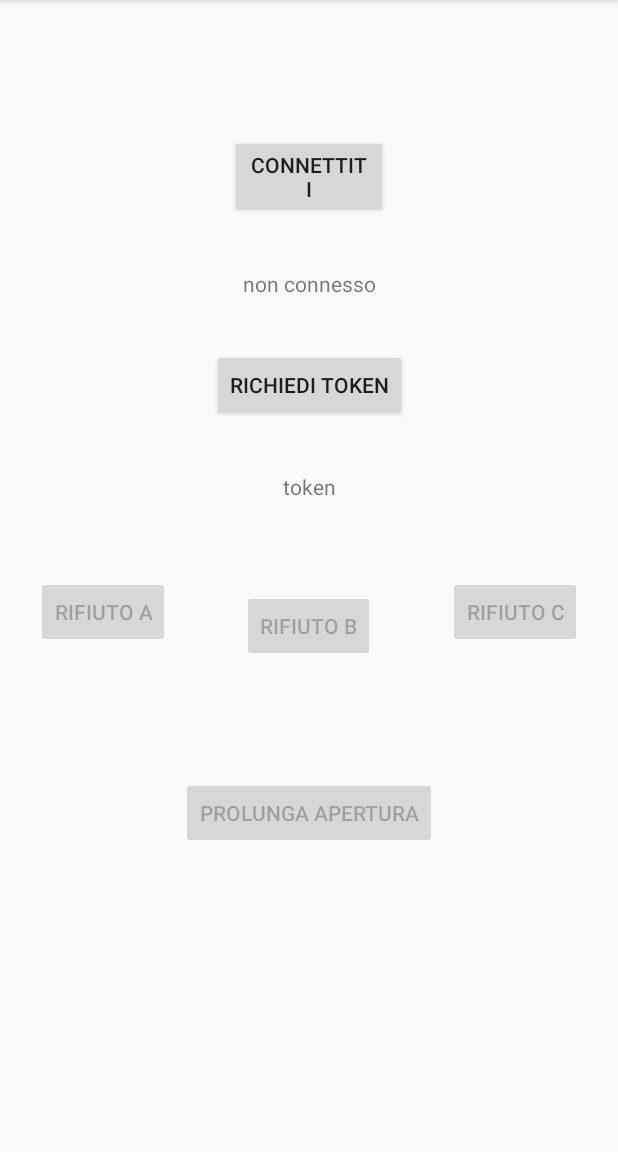
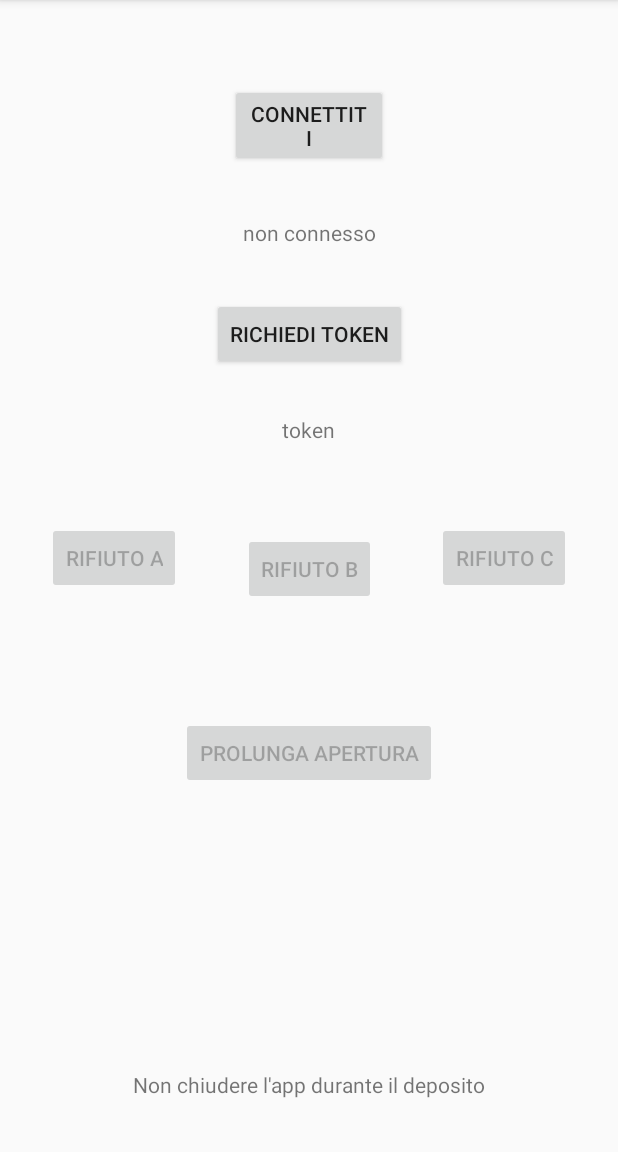
Before and after one commit to cake-lier/seiot-smart-dumpster, an Android app: the screen it shows after launch (MainActivity), on a phone screen of 412 x 824 dp, the part 84-1236 px from its top. Run offline under Robolectric (Android 15) with nearby library versions, the phone set to English and light mode, and no system bars.

Commit message:
Minor fixes to UI

```diff
--- a/app/src/main/res/layout/activity_main.xml
+++ b/app/src/main/res/layout/activity_main.xml
@@ -11,7 +11,7 @@
           android:layout_width="105dp"
           android:layout_height="wrap_content"
           android:layout_marginStart="153dp"
-          android:layout_marginTop="90dp"
+          android:layout_marginTop="56dp"
           android:layout_marginEnd="153dp"
           android:text="@string/connectButtonText"
           app:layout_constraintEnd_toEndOf="parent"
@@ -19,37 +19,58 @@
           app:layout_constraintTop_toTopOf="parent" />
 
   <Button
-          android:id="@+id/trashType3Button"
-          android:layout_width="wrap_content"
-          android:layout_height="wrap_content"
-          android:layout_marginTop="384dp"
-          android:layout_marginEnd="24dp"
-          android:text="@string/trashType3Text"
-          app:layout_constraintEnd_toEndOf="parent"
-          app:layout_constraintTop_toTopOf="parent" />
-
-  <Button
           android:id="@+id/trashType1Button"
           android:layout_width="wrap_content"
           android:layout_height="wrap_content"
-          android:layout_marginStart="24dp"
-          android:layout_marginTop="384dp"
+          android:layout_marginStart="10dp"
+          android:layout_marginTop="348dp"
+          android:layout_marginEnd="10dp"
           android:text="@string/trashType1Text"
+          app:layout_constraintEnd_toStartOf="@+id/trashType2Button"
           app:layout_constraintStart_toStartOf="parent"
           app:layout_constraintTop_toTopOf="parent" />
 
   <Button
-          android:id="@+id/trashType2Button"
+          android:id="@+id/keepOpenButton"
           android:layout_width="wrap_content"
           android:layout_height="wrap_content"
-          android:layout_marginStart="48dp"
-          android:layout_marginTop="248dp"
-          android:layout_marginEnd="48dp"
-          android:text="@string/trashType2Text"
-          app:layout_constraintEnd_toStartOf="@+id/trashType3Button"
-          app:layout_constraintHorizontal_bias="0.285"
-          app:layout_constraintStart_toEndOf="@+id/trashType1Button"
-          app:layout_constraintTop_toBottomOf="@+id/connectButton" />
+          android:layout_marginStart="119dp"
+          android:layout_marginTop="62dp"
+          android:layout_marginEnd="119dp"
+          android:layout_marginBottom="187dp"
+          android:text="@string/keepOpenText"
+          app:layout_constraintBottom_toBottomOf="parent"
+          app:layout_constraintEnd_toEndOf="parent"
+          app:layout_constraintStart_toStartOf="parent"
+          app:layout_constraintTop_toBottomOf="@+id/trashType2Button"
+          app:layout_constraintVertical_bias="0.184" />
+
+  <TextView
+          android:id="@+id/btStatus"
+          android:layout_width="wrap_content"
+          android:layout_height="wrap_content"
+          android:layout_marginStart="176dp"
+          android:layout_marginTop="34dp"
+          android:layout_marginEnd="176dp"
+          android:layout_marginBottom="34dp"
+          android:text="@string/btStatusText"
+          app:layout_constraintBottom_toTopOf="@+id/askTokenButton"
+          app:layout_constraintEnd_toEndOf="parent"
+          app:layout_constraintStart_toStartOf="parent"
+          app:layout_constraintTop_toBottomOf="@+id/connectButton"
+          app:layout_constraintVertical_bias="0.0" />
+
+  <Button
+          android:id="@+id/trashType3Button"
+          android:layout_width="wrap_content"
+          android:layout_height="wrap_content"
+          android:layout_marginStart="10dp"
+          android:layout_marginTop="348dp"
+          android:layout_marginEnd="10dp"
+          android:text="@string/trashType3Text"
+          app:layout_constraintEnd_toEndOf="parent"
+          app:layout_constraintStart_toEndOf="@+id/trashType2Button"
+          app:layout_constraintTop_toTopOf="parent" />
 
   <Button
           android:id="@+id/askTokenButton"
@@ -78,35 +99,22 @@
           android:text="@string/tokenText"
           app:layout_constraintBottom_toTopOf="@+id/trashType2Button"
           app:layout_constraintEnd_toEndOf="parent"
+          app:layout_constraintHorizontal_bias="0.49"
           app:layout_constraintStart_toStartOf="parent"
-          app:layout_constraintTop_toBottomOf="@+id/askTokenButton" />
+          app:layout_constraintTop_toBottomOf="@+id/askTokenButton"
+          app:layout_constraintVertical_bias="1.0" />
 
   <Button
-          android:id="@+id/keepOpenButton"
+          android:id="@+id/trashType2Button"
           android:layout_width="wrap_content"
           android:layout_height="wrap_content"
-          android:layout_marginStart="119dp"
-          android:layout_marginTop="62dp"
-          android:layout_marginEnd="119dp"
-          android:layout_marginBottom="187dp"
-          android:text="@string/keepOpenText"
-          app:layout_constraintBottom_toBottomOf="parent"
-          app:layout_constraintEnd_toEndOf="parent"
-          app:layout_constraintStart_toStartOf="parent"
-          app:layout_constraintTop_toBottomOf="@+id/trashType2Button" />
-
-  <TextView
-          android:id="@+id/btStatus"
-          android:layout_width="wrap_content"
-          android:layout_height="wrap_content"
-          android:layout_marginStart="176dp"
-          android:layout_marginTop="34dp"
-          android:layout_marginEnd="176dp"
-          android:layout_marginBottom="34dp"
-          android:text="@string/btStatusText"
-          app:layout_constraintBottom_toTopOf="@+id/askTokenButton"
-          app:layout_constraintEnd_toEndOf="parent"
-          app:layout_constraintStart_toStartOf="parent"
+          android:layout_marginStart="10dp"
+          android:layout_marginTop="244dp"
+          android:layout_marginEnd="10dp"
+          android:text="@string/trashType2Text"
+          app:layout_constraintEnd_toStartOf="@+id/trashType3Button"
+          app:layout_constraintHorizontal_bias="0.51"
+          app:layout_constraintStart_toEndOf="@+id/trashType1Button"
           app:layout_constraintTop_toBottomOf="@+id/connectButton" />
 
   <TextView
@@ -116,5 +124,21 @@
           app:layout_constraintBottom_toBottomOf="parent"
           app:layout_constraintEnd_toEndOf="parent"
           app:layout_constraintStart_toStartOf="parent"
-          app:layout_constraintTop_toBottomOf="@+id/keepOpenButton" />
+          app:layout_constraintTop_toBottomOf="@+id/keepOpenButton"
+          app:layout_constraintVertical_bias="0.457" />
+
+  <TextView
+          android:id="@+id/useAlert"
+          android:layout_width="wrap_content"
+          android:layout_height="wrap_content"
+          android:layout_marginStart="88dp"
+          android:layout_marginTop="146dp"
+          android:layout_marginEnd="88dp"
+          android:layout_marginBottom="35dp"
+          android:text="Non chiudere l'app durante il deposito"
+          app:layout_constraintBottom_toBottomOf="parent"
+          app:layout_constraintEnd_toEndOf="parent"
+          app:layout_constraintStart_toStartOf="parent"
+          app:layout_constraintTop_toBottomOf="@+id/keepOpenButton"
+          app:layout_constraintVertical_bias="1.0" />
 </androidx.constraintlayout.widget.ConstraintLayout>
```
